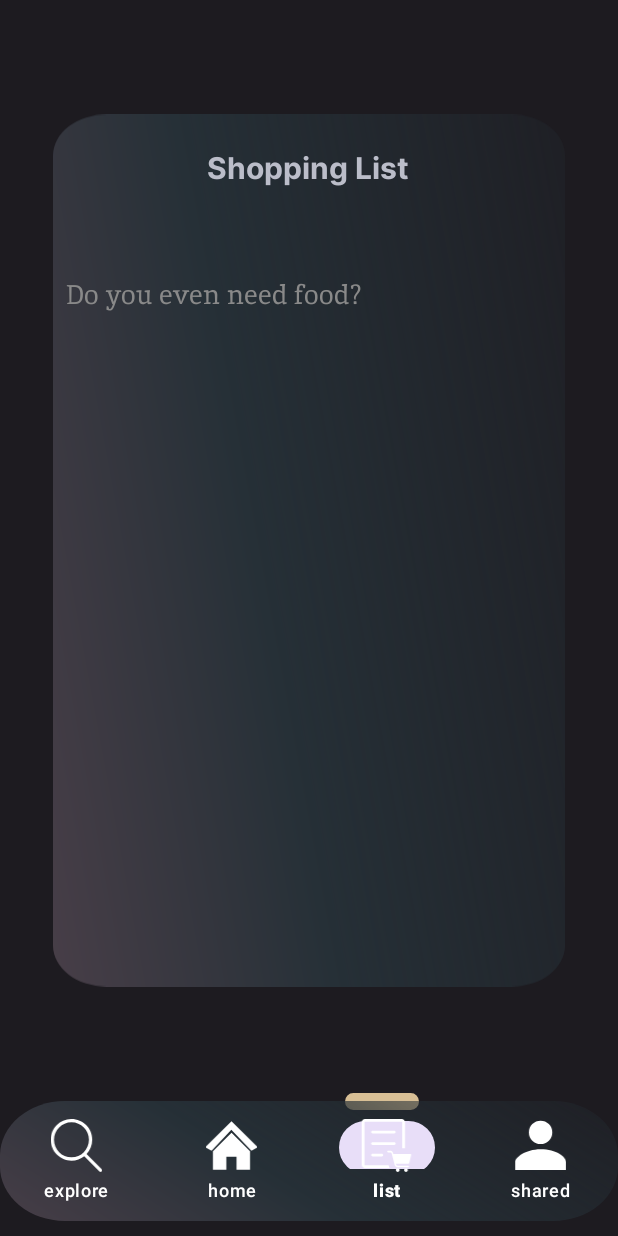
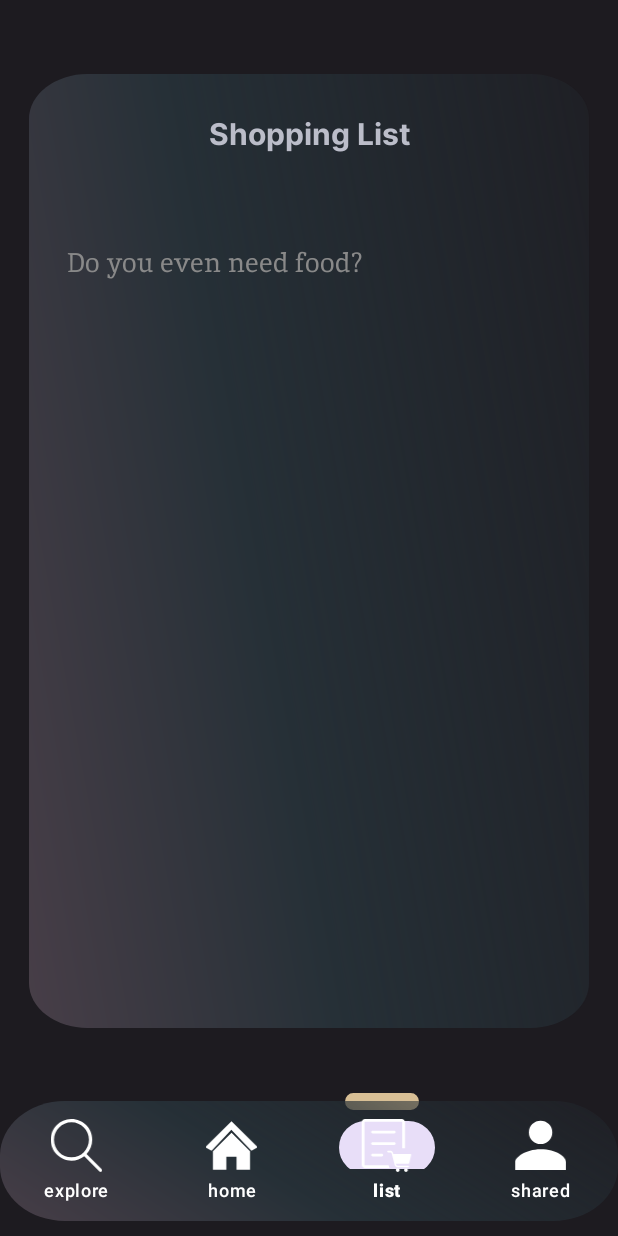
Before and after one commit to JuicyTomato/Planeat, an Android app built with Jetpack Compose: the ShoppingList screen opened directly, with no data from a screen before it, on a phone screen of 412 x 824 dp. Run offline under Robolectric (Android 15) with nearby library versions, the phone set to English and light mode, and no system bars.

Commit message:
Piccoli accorgimenti e miglioramento UI ShppingList

```diff
--- a/app/src/main/java/com/example/planeat/IngredientEvent.kt
+++ b/app/src/main/java/com/example/planeat/IngredientEvent.kt
@@ -1,6 +1,4 @@
 package com.example.planeat
-
-import android.widget.Button
 
 sealed interface IngredientEvent {
     object SaveIngredient: IngredientEvent
--- a/app/src/main/java/com/example/planeat/IngredientViewModel.kt
+++ b/app/src/main/java/com/example/planeat/IngredientViewModel.kt
@@ -1,7 +1,5 @@
 package com.example.planeat
 
-import android.app.ActivityOptions
-import android.content.Intent
 import androidx.lifecycle.ViewModel
 import androidx.lifecycle.viewModelScope
 import kotlinx.coroutines.ExperimentalCoroutinesApi
--- a/app/src/main/res/layout/shopping_list.xml
+++ b/app/src/main/res/layout/shopping_list.xml
@@ -10,28 +10,13 @@
     <ImageView
 
         android:id="@+id/imageView"
-        android:layout_width="342dp"
-        android:layout_height="623dp"
+        android:layout_width="379dp"
+        android:layout_height="636dp"
         android:src="@drawable/background_rectangle"
         app:layout_constraintBottom_toTopOf="@+id/bottomMenuBar"
         app:layout_constraintEnd_toEndOf="parent"
         app:layout_constraintStart_toStartOf="parent"
         app:layout_constraintTop_toTopOf="parent" />
-
-    <TextView
-        android:id="@+id/textView2"
-        android:layout_width="wrap_content"
-        android:layout_height="wrap_content"
-        android:fontFamily="@font/relay_inter_bold"
-        android:text="@string/shopping_list"
-        android:textColor="@color/textColor"
-        android:textSize="20sp"
-        app:layout_constraintBottom_toBottomOf="@+id/imageView"
-        app:layout_constraintEnd_toEndOf="@+id/imageView"
-        app:layout_constraintHorizontal_bias="0.495"
-        app:layout_constraintStart_toStartOf="@+id/imageView"
-        app:layout_constraintTop_toTopOf="@+id/imageView"
-        app:layout_constraintVertical_bias="0.07" />
 
     <!--
     <EditText
@@ -48,6 +33,21 @@
         app:layout_constraintTop_toBottomOf="@+id/textView2"
         app:layout_constraintVertical_bias="0.228" />
         -->
+
+    <TextView
+        android:id="@+id/textView2"
+        android:layout_width="wrap_content"
+        android:layout_height="wrap_content"
+        android:fontFamily="@font/relay_inter_bold"
+        android:text="@string/shopping_list"
+        android:textColor="@color/textColor"
+        android:textSize="20sp"
+        app:layout_constraintBottom_toBottomOf="@+id/imageView"
+        app:layout_constraintEnd_toEndOf="@+id/imageView"
+        app:layout_constraintHorizontal_bias="0.502"
+        app:layout_constraintStart_toStartOf="@+id/imageView"
+        app:layout_constraintTop_toTopOf="@+id/imageView"
+        app:layout_constraintVertical_bias="0.041" />
 
     <ImageView
         android:id="@+id/bulb"
@@ -84,15 +84,15 @@
 
     <ScrollView
         android:id="@+id/scrollView2"
-        android:layout_width="330dp"
-        android:layout_height="514dp"
+        android:layout_width="333dp"
+        android:layout_height="535dp"
         android:layout_weight="1"
         app:layout_constraintBottom_toBottomOf="@+id/imageView"
         app:layout_constraintEnd_toEndOf="@+id/imageView"
-        app:layout_constraintHorizontal_bias="0.416"
+        app:layout_constraintHorizontal_bias="0.521"
         app:layout_constraintStart_toStartOf="@+id/imageView"
         app:layout_constraintTop_toBottomOf="@+id/textView2"
-        app:layout_constraintVertical_bias="0.41">
+        app:layout_constraintVertical_bias="0.375">
 
         <LinearLayout
             android:id="@+id/linearList"
@@ -104,11 +104,11 @@
                 android:id="@+id/editViewIngredientsList"
                 android:layout_width="match_parent"
                 android:layout_height="wrap_content"
+                android:background="@null"
+                android:focusable="false"
                 android:fontFamily="@font/relay_inika_regular"
                 android:textColor="@android:color/white"
                 android:textSize="22sp"
-                android:background="@null"
-                android:focusable="false"
                 app:layout_constraintBottom_toTopOf="@+id/editTextIngredient"
                 app:layout_constraintStart_toStartOf="@+id/imageView"
                 app:layout_constraintTop_toTopOf="@+id/textView" />
@@ -117,16 +117,16 @@
                 android:id="@+id/editTextIngredient"
                 android:layout_width="322dp"
                 android:layout_height="51dp"
+                android:backgroundTint="@android:color/transparent"
+                android:fontFamily="@font/relay_inika_regular"
                 android:hint="@string/hintEditTextShoppingList"
-                android:textColorHint="@color/hint"
                 android:imeOptions="actionDone"
                 android:inputType="text"
                 android:maxLines="1"
-                android:fontFamily="@font/relay_inika_regular"
+                android:textColorHint="@color/hint"
                 app:layout_constraintBottom_toBottomOf="@+id/scrollView2"
                 app:layout_constraintEnd_toEndOf="@+id/imageView"
-                app:layout_constraintStart_toStartOf="@+id/imageView"
-                android:backgroundTint="@android:color/transparent"/>
+                app:layout_constraintStart_toStartOf="@+id/imageView" />
 
         </LinearLayout>
     </ScrollView>
```
Also changed, not shown: app/src/main/java/com/example/planeat/IngredientScreen.kt (+0 -8 lines).
